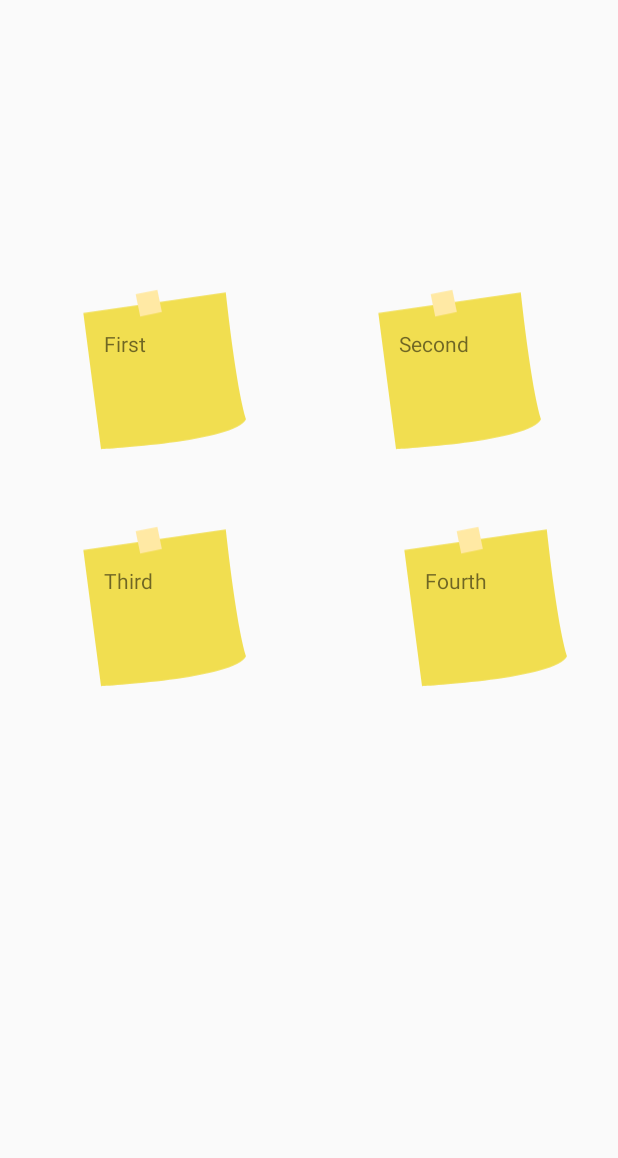
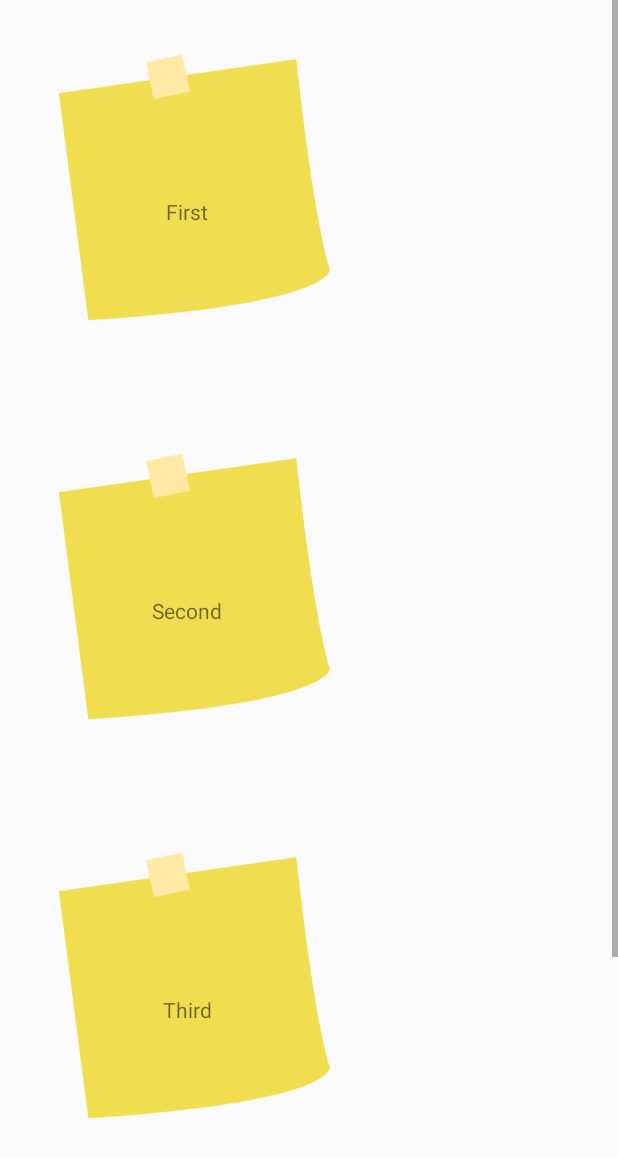
Before and after one commit to dynamite8/resources-android-dev, an Android app: the layout fragment_home.xml on its own in the app's theme, with its tools: preview values and no code run, on a phone screen of 412 x 824 dp. Shown: the top 1158 px of the screen. Run offline under Robolectric (Android 15) with nearby library versions, the phone set to English and light mode, and no system bars.

Commit message:
Fixes #70: adds a CustomView that has an ImageView and a TextView. Also see my notes about nested fragments and the viewpager

```diff
--- a/app/src/main/java/com/tiptopgoodstudio/androidresources/MainActivity.java
+++ b/app/src/main/java/com/tiptopgoodstudio/androidresources/MainActivity.java
@@ -8,6 +8,7 @@ import android.os.Bundle;
 import android.view.MenuItem;
 
 import com.tiptopgoodstudio.androidresources.ui.HomeFragment;
+import com.tiptopgoodstudio.androidresources.ui.MainFragment;
 import com.tiptopgoodstudio.androidresources.ui.ResourcesFragment;
 import com.tiptopgoodstudio.androidresources.ui.SectionAdapter;
 import com.tiptopgoodstudio.androidresources.ui.SettingsFragment;
@@ -81,11 +82,13 @@ public class MainActivity extends AppCompatActivity {
         });
 
         setupViewPager(mViewPager);
+
+
     }
 
     private void setupViewPager(ViewPager viewPager) {
         SectionAdapter adapter = new SectionAdapter(getSupportFragmentManager());
-        adapter.addFragment(new HomeFragment(), "Home");
+        adapter.addFragment(new MainFragment(), "Main");
         adapter.addFragment(new ResourcesFragment(), "Resources");
         adapter.addFragment(new SettingsFragment(), "Settings");
         viewPager.setAdapter(adapter);
--- a/app/src/main/java/com/tiptopgoodstudio/androidresources/ui/HomeFragment.java
+++ b/app/src/main/java/com/tiptopgoodstudio/androidresources/ui/HomeFragment.java
@@ -19,6 +19,7 @@ public class HomeFragment extends Fragment {
 
     @Override
     public void onCreate(Bundle savedInstanceState) {
+
         super.onCreate(savedInstanceState);
     }
 
--- /dev/null
+++ b/app/src/main/java/com/tiptopgoodstudio/androidresources/ui/IFragmentStackHolder.java
@@ -0,0 +1,19 @@
+package com.tiptopgoodstudio.androidresources.ui;
+
+import android.support.v4.app.Fragment;
+import android.support.v4.util.Pair;
+import android.view.View;
+
+import java.util.ArrayList;
+
+public interface IFragmentStackHolder {
+
+    /**
+     * Source: http://shawn-duan.com/android/fragment/2016/03/31/nested-fragment-management/
+     *
+     * @param containerId   in which container you want to replace your new fragment to.
+     * @param frag          the new fragment used to replace
+     * @param eltrans       a list of hints for cool transitions
+     */
+    void replaceFragment(int containerId, Fragment frag, ArrayList<Pair<View, String>> eltrans);
+}
--- /dev/null
+++ b/app/src/main/java/com/tiptopgoodstudio/androidresources/ui/MainFragment.java
@@ -0,0 +1,88 @@
+package com.tiptopgoodstudio.androidresources.ui;
+
+
+import android.os.Bundle;
+import android.support.v4.app.Fragment;
+import android.support.v4.app.FragmentManager;
+import android.support.v4.app.FragmentTransaction;
+import android.support.v4.util.Pair;
+import android.support.v7.widget.LinearLayoutManager;
+import android.support.v7.widget.RecyclerView;
+import android.util.Log;
+import android.view.LayoutInflater;
+import android.view.View;
+import android.view.ViewGroup;
+import android.widget.ProgressBar;
+import android.widget.TextView;
+
+import com.tiptopgoodstudio.androidresources.R;
+import com.tiptopgoodstudio.androidresources.ResourceListAdapter;
+
+import java.util.ArrayList;
+
+import static android.content.ContentValues.TAG;
+
+/*
+ *  Added on 04/13/2018 by Olga Agafonova.
+ *  The Main Fragment is the parent of Home Fragment
+ *  I am nesting fragments because that is one way of displaying results when a sticky note is clicked;
+ *  the other way would be to dynamically add and remove fragments from the viewpager (which contains Main, Resource and Settings fragments)
+ *
+ *  Source code: http://shawn-duan.com/android/fragment/2016/03/31/nested-fragment-management/
+ * */
+public class MainFragment extends Fragment implements IFragmentStackHolder {
+
+    private static final String FRAG_TAG = "FRAG";
+    private FragmentManager mFragmentManager;
+
+    @Override
+    public View onCreateView(LayoutInflater inflater, ViewGroup container, Bundle savedInstanceState) {
+        super.onCreateView(inflater, container, savedInstanceState);
+        View mFragView = inflater.inflate(R.layout.fragment_main, container, false);
+
+        mFragmentManager = getChildFragmentManager();
+
+        mFragmentManager.addOnBackStackChangedListener(new FragmentManager.OnBackStackChangedListener() {
+            @Override
+            public void onBackStackChanged() {
+                Log.d(TAG, "onBackStackChanged()");
+            }
+        });
+
+        return mFragView;
+    }
+
+    // set the first inner fragment in mainFragment
+    private void setFragment(Fragment frag) {
+        FragmentTransaction transaction = mFragmentManager.beginTransaction();
+        // clear the back stack
+        mFragmentManager.popBackStack(null, FragmentManager.POP_BACK_STACK_INCLUSIVE);
+
+        int index = getActivity().getFragmentManager().getBackStackEntryCount() - 1;
+        FragmentManager.BackStackEntry backEntry = getFragmentManager().getBackStackEntryAt(index);
+        String backStackName = backEntry.getName();
+
+        transaction.replace(R.id.inner_resource_frag_item, frag, backStackName);
+        transaction.addToBackStack(backStackName);
+        transaction.commit();
+    }
+
+    @Override
+    public void replaceFragment(int containerId, Fragment frag, ArrayList<Pair<View, String>> eltrans) {
+        FragmentTransaction transaction = mFragmentManager.beginTransaction();
+
+        int index = getActivity().getFragmentManager().getBackStackEntryCount() - 1;
+        FragmentManager.BackStackEntry backEntry = getFragmentManager().getBackStackEntryAt(index);
+        String backStackName = backEntry.getName();
+
+        transaction.replace(containerId, frag, backStackName);
+        transaction.addToBackStack(backStackName);
+        transaction.setTransition(FragmentTransaction.TRANSIT_FRAGMENT_OPEN);
+        if (eltrans != null) {
+            for (Pair<View, String> et : eltrans) {
+                transaction.addSharedElement(et.first, et.second);
+            }
+        }
+        transaction.commit();
+    }
+}
--- /dev/null
+++ b/app/src/main/java/com/tiptopgoodstudio/androidresources/ui/StickyNoteView.java
@@ -0,0 +1,70 @@
+package com.tiptopgoodstudio.androidresources.ui;
+
+import android.content.Context;
+import android.content.res.TypedArray;
+import android.graphics.drawable.Drawable;
+import android.support.constraint.ConstraintLayout;
+import android.util.AttributeSet;
+import android.util.Log;
+import android.view.Gravity;
+import android.view.LayoutInflater;
+import android.widget.FrameLayout;
+import android.widget.ImageView;
+import android.widget.LinearLayout;
+import android.widget.RelativeLayout;
+import android.widget.ScrollView;
+import android.widget.TextView;
+
+import com.tiptopgoodstudio.androidresources.R;
+
+/*
+*  Added on 04/13/2018 by Olga Agafonova.
+*  Creates a custom view that contains an ImageView and a TextView
+*  (the TextView is centered on top of ImageView)
+* */
+class StickyNoteView extends RelativeLayout
+{
+    private static final String TAG = HomeFragment.class.getSimpleName();
+
+    private Drawable mStickyDrawable;
+    private ImageView mStickyImageView;
+
+    private String mStickyString;
+    private TextView mStickyTextView;
+
+    public StickyNoteView(Context context, AttributeSet attrs) {
+        super(context, attrs);
+
+        TypedArray a = context.getTheme().obtainStyledAttributes(attrs,
+                R.styleable.StickyNoteView, 0, 0);
+
+        try {
+            mStickyString = a.getString(R.styleable.StickyNoteView_stickyString);
+            mStickyDrawable = a.getDrawable(R.styleable.StickyNoteView_stickyImage);
+        }
+        catch(Exception e)
+        {
+            Log.d(TAG, e.toString());
+        }
+        finally {
+            a.recycle();
+        }
+
+        LayoutInflater inflater = (LayoutInflater) context
+                .getSystemService(Context.LAYOUT_INFLATER_SERVICE);
+        inflater.inflate(R.layout.custom_view, this, true);
+
+        mStickyImageView = (ImageView) getChildAt(0);
+        if(mStickyDrawable != null) {
+            mStickyImageView.setBackground(mStickyDrawable);
+        }
+
+        mStickyTextView = (TextView) getChildAt(1);
+        mStickyTextView.setText(mStickyString);
+    }
+
+    public StickyNoteView(Context context) {
+        this(context, null);
+    }
+
+}
--- a/app/src/main/res/layout-land/fragment_home.xml
+++ b/app/src/main/res/layout-land/fragment_home.xml
@@ -1,121 +1,49 @@
 <?xml version="1.0" encoding="utf-8"?>
 
-<android.support.constraint.ConstraintLayout
+<ScrollView
     xmlns:android="http://schemas.android.com/apk/res/android"
     xmlns:app="http://schemas.android.com/apk/res-auto"
     xmlns:tools="http://schemas.android.com/tools"
+    xmlns:custom="http://schemas.android.com/apk/res-auto"
     android:layout_width="match_parent"
     android:layout_height="match_parent"
     tools:context="com.tiptopgoodstudio.androidresources.ui.HomeFragment">
 
-    <android.support.constraint.Guideline
-        android:id="@+id/guidelineH"
+    <RelativeLayout
         android:layout_width="wrap_content"
-        android:layout_height="wrap_content"
-        android:orientation="horizontal"
-        app:layout_constraintGuide_percent="0.05" />
+        android:layout_height="@dimen/stickyNoteHeight"
+        xmlns:android="http://schemas.android.com/apk/res/android"
+        xmlns:app="http://schemas.android.com/apk/res-auto">
 
-    <android.support.constraint.Guideline
-        android:id="@+id/guidelineV"
-        android:layout_width="wrap_content"
-        android:layout_height="wrap_content"
-        android:orientation="vertical"
-        app:layout_constraintGuide_percent="0.5" />
+        <com.tiptopgoodstudio.androidresources.ui.StickyNoteView
+            android:id="@+id/customView1"
+            custom:stickyString="@string/resourceOne"
+            android:layout_width="match_parent"
+            android:layout_height="wrap_content" />
 
-    <ImageView
-        android:id="@+id/stickyNote1"
-        android:layout_width="147dp"
-        android:layout_height="@dimen/stickyNoteHeight"
-        android:layout_marginTop="8dp"
-        android:src="@drawable/ic_bigsticky"
-        app:layout_constraintRight_toLeftOf="@+id/stickyNote1Bottom"
-        app:layout_constraintStart_toStartOf="parent"
-        app:layout_constraintTop_toTopOf="@+id/guidelineH" />
+        <com.tiptopgoodstudio.androidresources.ui.StickyNoteView
+            android:id="@+id/customView2"
+            android:layout_below="@id/customView1"
+            custom:stickyString="@string/resourceTwo"
+            android:layout_width="match_parent"
+            android:layout_height="wrap_content" />
 
-    <ImageView
-        android:id="@+id/stickyNote1Bottom"
-        android:layout_width="@dimen/stickyNoteWidth"
-        android:layout_height="@dimen/stickyNoteHeight"
-        android:layout_marginTop="8dp"
-        android:src="@drawable/ic_bigsticky"
-        app:layout_constraintLeft_toRightOf="@+id/stickyNote1"
-        app:layout_constraintRight_toLeftOf="@+id/stickyNote2"
-        app:layout_constraintTop_toTopOf="@+id/guidelineH" />
+        <com.tiptopgoodstudio.androidresources.ui.StickyNoteView
+            android:id="@+id/customView3"
+            android:layout_below="@id/customView2"
+            custom:stickyString="@string/resourceThree"
+            android:layout_width="match_parent"
+            android:layout_height="wrap_content" />
 
-    <TextView
-        android:id="@+id/stickyNote1Text"
-        android:layout_width="@dimen/stickyTextWidth"
-        android:layout_height="@dimen/searchBarHeight"
-        android:layout_marginTop="48dp"
-        android:text="@string/resourceOne"
-        android:textAppearance="@style/TextAppearance.AppCompat.Small"
-        app:layout_constraintEnd_toEndOf="@+id/stickyNote1"
-        app:layout_constraintLeft_toLeftOf="@id/stickyNote1"
-        app:layout_constraintRight_toRightOf="@id/stickyNote1"
-        app:layout_constraintStart_toStartOf="@+id/stickyNote1"
-        app:layout_constraintTop_toTopOf="@+id/stickyNote1" />
+        <com.tiptopgoodstudio.androidresources.ui.StickyNoteView
+            android:id="@+id/customView4"
+            android:layout_below="@id/customView3"
+            custom:stickyString="@string/resourceFour"
+            android:layout_width="match_parent"
+            android:layout_height="wrap_content" />
 
-    <TextView
-        android:id="@+id/stickyNote1BottomText"
-        android:layout_width="@dimen/stickyTextWidth"
-        android:layout_height="@dimen/searchBarHeight"
-        android:layout_marginTop="48dp"
-        android:text="@string/resourceThree"
-        android:textAppearance="@style/TextAppearance.AppCompat.Small"
-        app:layout_constraintEnd_toEndOf="@+id/stickyNote1Bottom"
-        app:layout_constraintLeft_toLeftOf="@id/stickyNote1Bottom"
-        app:layout_constraintRight_toRightOf="@id/stickyNote1Bottom"
-        app:layout_constraintStart_toStartOf="@+id/stickyNote1Bottom"
-        app:layout_constraintTop_toTopOf="@+id/stickyNote1Bottom" />
+        <include layout="@layout/inner_resource_frag" />
 
-    <ImageView
-        android:id="@+id/stickyNote2"
-        android:layout_width="@dimen/stickyNoteWidth"
-        android:layout_height="@dimen/stickyNoteHeight"
-        android:layout_marginTop="8dp"
-        android:src="@drawable/ic_bigsticky"
-        app:layout_constraintLeft_toRightOf="@+id/stickyNote1Bottom"
-        app:layout_constraintRight_toRightOf="@+id/stickyNote2Bottom"
-        app:layout_constraintTop_toTopOf="@+id/guidelineH" />
+    </RelativeLayout>
 
-    <ImageView
-        android:id="@+id/stickyNote2Bottom"
-        android:layout_width="@dimen/stickyNoteWidth"
-        android:layout_height="@dimen/stickyNoteHeight"
-        android:layout_marginTop="8dp"
-        android:src="@drawable/ic_bigsticky"
-        app:layout_constraintLeft_toRightOf="@+id/stickyNote2"
-        app:layout_constraintEnd_toEndOf="parent"
-        app:layout_constraintTop_toTopOf="@+id/guidelineH" />
-
-    <TextView
-        android:id="@+id/stickyNote2BottomText"
-        android:layout_width="@dimen/stickyTextWidth"
-        android:layout_height="32dp"
-        android:layout_marginTop="48dp"
-        android:text="@string/resourceFour"
-        android:textAppearance="@style/TextAppearance.AppCompat.Small"
-        app:layout_constraintEnd_toEndOf="@+id/stickyNote2Bottom"
-        app:layout_constraintLeft_toLeftOf="@id/stickyNote2Bottom"
-        app:layout_constraintRight_toRightOf="@id/stickyNote2Bottom"
-        app:layout_constraintStart_toStartOf="@+id/stickyNote2Bottom"
-        app:layout_constraintTop_toTopOf="@+id/stickyNote2Bottom"
-        tools:layout_editor_absoluteY="320dp" />
-
-    <TextView
-        android:id="@+id/stickyNote2Text"
-        android:layout_width="@dimen/stickyTextWidth"
-        android:layout_height="@dimen/searchBarHeight"
-        android:layout_marginTop="48dp"
-        android:text="@string/resourceTwo"
-        android:textAppearance="@style/TextAppearance.AppCompat.Small"
-        app:layout_constraintEnd_toEndOf="@+id/stickyNote2"
-        app:layout_constraintLeft_toLeftOf="@id/stickyNote2"
-        app:layout_constraintRight_toRightOf="@id/stickyNote2"
-        app:layout_constraintStart_toStartOf="@+id/stickyNote2"
-        app:layout_constraintTop_toTopOf="@+id/stickyNote2"
-        tools:layout_editor_absoluteY="124dp" />
-
-
-
-</android.support.constraint.ConstraintLayout>
+</ScrollView>
--- /dev/null
+++ b/app/src/main/res/layout/custom_view.xml
@@ -0,0 +1,20 @@
+<?xml version="1.0" encoding="utf-8"?>
+<merge xmlns:android="http://schemas.android.com/apk/res/android">
+
+    <ImageView
+        android:id="@+id/stickyNote"
+        android:layout_height="@dimen/stickyNoteHeight"
+        android:layout_width="@dimen/stickyNoteWidth"
+        android:gravity="center"
+        android:src="@drawable/ic_bigsticky"
+        android:contentDescription="@string/resourceOne"/>
+
+    <TextView
+        android:id="@+id/stickyNoteText"
+        android:layout_height="@dimen/stickyNoteHeight"
+        android:layout_width="@dimen/stickyNoteWidth"
+        android:gravity="center"
+        android:layout_marginTop="@dimen/stickyMargin"
+        android:textAppearance="@style/TextAppearance.AppCompat.Small" />
+
+</merge>
--- a/app/src/main/res/layout/fragment_home.xml
+++ b/app/src/main/res/layout/fragment_home.xml
@@ -1,129 +1,49 @@
 <?xml version="1.0" encoding="utf-8"?>
 
-<android.support.constraint.ConstraintLayout
+<ScrollView
     xmlns:android="http://schemas.android.com/apk/res/android"
     xmlns:app="http://schemas.android.com/apk/res-auto"
     xmlns:tools="http://schemas.android.com/tools"
+    xmlns:custom="http://schemas.android.com/apk/res-auto"
     android:layout_width="match_parent"
     android:layout_height="match_parent"
     tools:context="com.tiptopgoodstudio.androidresources.ui.HomeFragment">
 
-    <android.support.constraint.Guideline
-        android:id="@+id/guidelineH"
+    <RelativeLayout
         android:layout_width="wrap_content"
-        android:layout_height="wrap_content"
-        android:orientation="horizontal"
-        app:layout_constraintGuide_percent="0.39" />
+        android:layout_height="@dimen/stickyNoteHeight"
+        xmlns:android="http://schemas.android.com/apk/res/android"
+        xmlns:app="http://schemas.android.com/apk/res-auto">
 
-    <android.support.constraint.Guideline
-        android:id="@+id/guidelineV"
-        android:layout_width="wrap_content"
-        android:layout_height="wrap_content"
-        android:orientation="vertical"
-        app:layout_constraintGuide_percent="0.5" />
+        <com.tiptopgoodstudio.androidresources.ui.StickyNoteView
+            android:id="@+id/customView1"
+            custom:stickyString="@string/resourceOne"
+            android:layout_width="match_parent"
+            android:layout_height="wrap_content" />
 
-    <ImageView
-        android:id="@+id/stickyNote1"
-        android:layout_width="@dimen/stickyNoteWidth"
-        android:layout_height="@dimen/stickyNoteHeight"
-        android:layout_marginRight="8dp"
-        android:layout_marginLeft="16dp"
-        android:layout_marginBottom="8dp"
-        android:src="@drawable/ic_bigsticky"
-        app:layout_constraintBottom_toTopOf="@+id/stickyNote1Bottom"
-        app:layout_constraintEnd_toStartOf="@+id/guidelineV"
-        app:layout_constraintStart_toStartOf="parent" />
+        <com.tiptopgoodstudio.androidresources.ui.StickyNoteView
+            android:id="@+id/customView2"
+            android:layout_below="@id/customView1"
+            custom:stickyString="@string/resourceTwo"
+            android:layout_width="match_parent"
+            android:layout_height="wrap_content" />
 
-    <ImageView
-        android:id="@+id/stickyNote1Bottom"
-        android:layout_width="@dimen/stickyNoteWidth"
-        android:layout_height="@dimen/stickyNoteHeight"
-        android:layout_marginRight="8dp"
-        android:layout_marginLeft="16dp"
-        android:layout_marginTop="8dp"
-        android:src="@drawable/ic_bigsticky"
-        app:layout_constraintEnd_toStartOf="@+id/guidelineV"
-        app:layout_constraintStart_toStartOf="parent"
-        app:layout_constraintTop_toTopOf="@+id/guidelineH" />
+        <com.tiptopgoodstudio.androidresources.ui.StickyNoteView
+            android:id="@+id/customView3"
+            android:layout_below="@id/customView2"
+            custom:stickyString="@string/resourceThree"
+            android:layout_width="match_parent"
+            android:layout_height="wrap_content" />
 
-    <TextView
-        android:id="@+id/stickyNote1Text"
-        android:layout_width="@dimen/stickyTextWidth"
-        android:layout_height="@dimen/searchBarHeight"
-        android:layout_marginTop="48dp"
-        android:text="@string/resourceOne"
-        android:textAppearance="@style/TextAppearance.AppCompat.Small"
-        app:layout_constraintEnd_toEndOf="@+id/stickyNote1"
-        app:layout_constraintLeft_toLeftOf="@id/stickyNote1"
-        app:layout_constraintRight_toRightOf="@id/stickyNote1"
-        app:layout_constraintStart_toStartOf="@+id/stickyNote1"
-        app:layout_constraintTop_toTopOf="@+id/stickyNote1" />
+        <com.tiptopgoodstudio.androidresources.ui.StickyNoteView
+            android:id="@+id/customView4"
+            android:layout_below="@id/customView3"
+            custom:stickyString="@string/resourceFour"
+            android:layout_width="match_parent"
+            android:layout_height="wrap_content" />
 
-    <TextView
-        android:id="@+id/stickyNote1BottomText"
-        android:layout_width="@dimen/stickyTextWidth"
-        android:layout_height="@dimen/searchBarHeight"
-        android:layout_marginTop="48dp"
-        android:text="@string/resourceThree"
-        android:textAppearance="@style/TextAppearance.AppCompat.Small"
-        app:layout_constraintEnd_toEndOf="@+id/stickyNote1Bottom"
-        app:layout_constraintLeft_toLeftOf="@id/stickyNote1Bottom"
-        app:layout_constraintRight_toRightOf="@id/stickyNote1Bottom"
-        app:layout_constraintStart_toStartOf="@+id/stickyNote1Bottom"
-        app:layout_constraintTop_toTopOf="@+id/stickyNote1Bottom" />
+        <include layout="@layout/inner_resource_frag" />
 
-    <ImageView
-        android:id="@+id/stickyNote2"
-        android:layout_width="@dimen/stickyNoteWidth"
-        android:layout_height="@dimen/stickyNoteHeight"
-        android:layout_marginBottom="8dp"
-        android:src="@drawable/ic_bigsticky"
-        app:layout_constraintBottom_toTopOf="@+id/stickyNote2Bottom"
-        app:layout_constraintEnd_toEndOf="parent"
-        app:layout_constraintHorizontal_bias="0.404"
-        app:layout_constraintStart_toStartOf="@+id/guidelineV" />
+    </RelativeLayout>
 
-    <ImageView
-        android:id="@+id/stickyNote2Bottom"
-        android:layout_width="@dimen/stickyNoteWidth"
-        android:layout_height="@dimen/stickyNoteHeight"
-        android:layout_marginRight="16dp"
-        android:layout_marginLeft="8dp"
-        android:layout_marginTop="8dp"
-        android:src="@drawable/ic_bigsticky"
-        app:layout_constraintEnd_toEndOf="parent"
-        app:layout_constraintHorizontal_bias="1.0"
-        app:layout_constraintStart_toStartOf="@+id/guidelineV"
-        app:layout_constraintTop_toTopOf="@+id/guidelineH" />
-
-    <TextView
-        android:id="@+id/stickyNote2BottomText"
-        android:layout_width="@dimen/stickyTextWidth"
-        android:layout_height="32dp"
-        android:layout_marginTop="48dp"
-        android:text="@string/resourceFour"
-        android:textAppearance="@style/TextAppearance.AppCompat.Small"
-        app:layout_constraintEnd_toEndOf="@+id/stickyNote2Bottom"
-        app:layout_constraintLeft_toLeftOf="@id/stickyNote2Bottom"
-        app:layout_constraintRight_toRightOf="@id/stickyNote2Bottom"
-        app:layout_constraintStart_toStartOf="@+id/stickyNote2Bottom"
-        app:layout_constraintTop_toTopOf="@+id/stickyNote2Bottom"
-        tools:layout_editor_absoluteY="320dp" />
-
-    <TextView
-        android:id="@+id/stickyNote2Text"
-        android:layout_width="@dimen/stickyTextWidth"
-        android:layout_height="@dimen/searchBarHeight"
-        android:layout_marginTop="48dp"
-        android:text="@string/resourceTwo"
-        android:textAppearance="@style/TextAppearance.AppCompat.Small"
-        app:layout_constraintEnd_toEndOf="@+id/stickyNote2"
-        app:layout_constraintLeft_toLeftOf="@id/stickyNote2"
-        app:layout_constraintRight_toRightOf="@id/stickyNote2"
-        app:layout_constraintStart_toStartOf="@+id/stickyNote2"
-        app:layout_constraintTop_toTopOf="@+id/stickyNote2"
-        tools:layout_editor_absoluteY="124dp" />
-
-
-
-</android.support.constraint.ConstraintLayout>
+</ScrollView>
--- /dev/null
+++ b/app/src/main/res/layout/fragment_main.xml
@@ -0,0 +1,10 @@
+<?xml version="1.0" encoding="utf-8"?>
+<FrameLayout xmlns:android="http://schemas.android.com/apk/res/android"
+    xmlns:tools="http://schemas.android.com/tools"
+    android:layout_width="match_parent"
+    android:layout_height="match_parent"
+    tools:context=".ui.MainFragment">
+
+    <include layout="@layout/fragment_home" />
+
+</FrameLayout>
--- /dev/null
+++ b/app/src/main/res/layout/inner_resource_frag.xml
@@ -0,0 +1,18 @@
+<?xml version="1.0" encoding="utf-8"?>
+<android.support.constraint.ConstraintLayout xmlns:android="http://schemas.android.com/apk/res/android"
+    xmlns:app="http://schemas.android.com/apk/res-auto"
+    xmlns:tools="http://schemas.android.com/tools"
+    android:layout_width="match_parent"
+    android:layout_height="match_parent">
+
+    <android.support.v7.widget.RecyclerView
+        android:id="@+id/inner_resource_frag_item"
+        android:layout_width="@dimen/resourceFragWidth"
+        android:layout_height="@dimen/resourceFragHeight"
+        android:layout_marginTop="64dp"
+        android:layout_marginEnd="@dimen/stickyMargin"
+        app:layout_constraintEnd_toEndOf="parent"
+        app:layout_constraintTop_toTopOf="parent" />
+
+
+</android.support.constraint.ConstraintLayout>
--- /dev/null
+++ b/app/src/main/res/values/attrs.xml
@@ -0,0 +1,7 @@
+<?xml version="1.0" encoding="utf-8"?>
+<resources>
+    <declare-styleable name="StickyNoteView">
+        <attr name="stickyString" format="string" />
+        <attr name="stickyImage" format="integer" />
+    </declare-styleable>
+</resources>
--- a/app/src/main/res/values/dimens.xml
+++ b/app/src/main/res/values/dimens.xml
@@ -18,15 +18,13 @@
     <dimen name="searchBarWidth">200dp</dimen>
     <dimen name="searchBarHeight">32dp</dimen>
 
-    <dimen name="stickyNoteWidth">150dp</dimen>
-    <dimen name="stickyNoteHeight">150dp</dimen>
+    <dimen name="stickyNoteWidth">250dp</dimen>
+    <dimen name="stickyNoteHeight">250dp</dimen>
 
-    <dimen name="stickyNoteLandscapeWidth">120dp</dimen>
-    <dimen name="stickyNoteLandscapeHeight">120dp</dimen>
+    <dimen name="stickyMargin">16dp</dimen>
 
-    <dimen name="stickyTextWidth">75dp</dimen>
-    <dimen name="stickyTextHeight">32dp</dimen>
-    <dimen name="stickyMargin">50dp</dimen>
+    <dimen name="resourceFragWidth">100dp</dimen>
+    <dimen name="resourceFragHeight">100dp</dimen>
 
     <!-- Dimensions used in resource_item.xml -->
     <dimen name="row_margin_bottom">2dp</dimen>
--- a/app/src/main/res/values/strings.xml
+++ b/app/src/main/res/values/strings.xml
@@ -24,5 +24,8 @@
 
     <string name="error_message">Some error occured. Please try again!</string>
 
+    <!-- TODO: Remove or change this placeholder text -->
+    <string name="hello_blank_fragment">Hello blank fragment</string>
+
 
 </resources>
```
